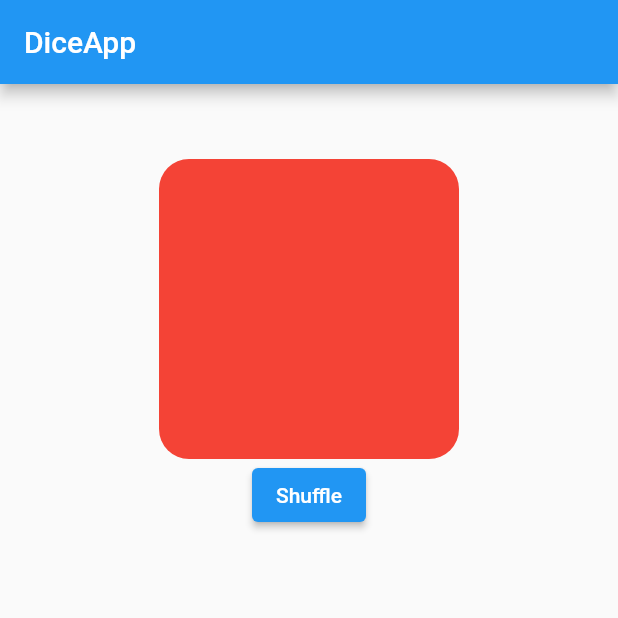
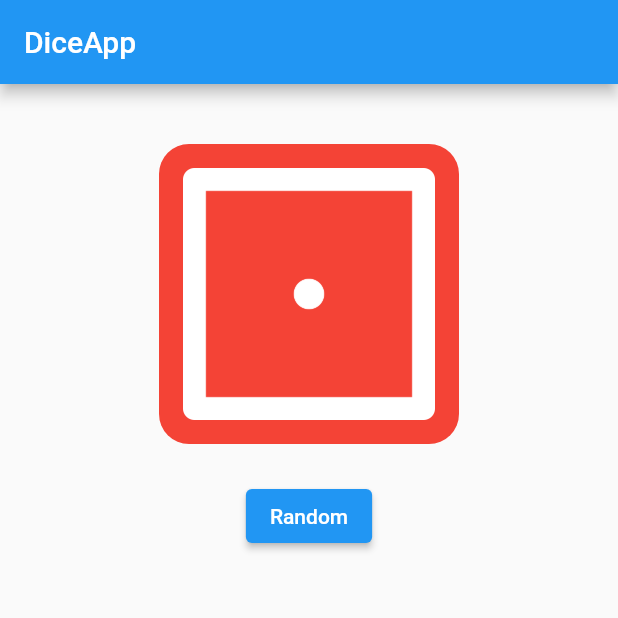
Before and after one commit to fr4nsgallegos/dadosapp, a Flutter app: the screen it shows after launch, on a phone screen of 412 x 824 dp, the top half of it. Run offline on Flutter 3.47's test engine with Material 2 defaults, Android fonts, the phone set to English and light mode, and no system bars.

Commit message:
with random

```diff
--- a/lib/main.dart
+++ b/lib/main.dart
@@ -1,3 +1,5 @@
+import 'dart:math';
+
 import 'package:flutter/material.dart';
 
 void main() {
@@ -17,6 +19,7 @@ class DadosPage extends StatefulWidget {
 }
 
 class _DadosPageState extends State<DadosPage> {
+  int n = 1;
   @override
   Widget build(BuildContext context) {
     return SafeArea(
@@ -30,9 +33,10 @@ class _DadosPageState extends State<DadosPage> {
             crossAxisAlignment: CrossAxisAlignment.center,
             children: [
               SizedBox(
-                height: 50,
+                height: 40,
               ),
               Container(
+                padding: EdgeInsets.all(16),
                 decoration: BoxDecoration(
                   color: Colors.red,
                   // PRIMERA FORMA DE APLICAR BORDE CIRCULAR A CONTAINER
@@ -44,10 +48,19 @@ class _DadosPageState extends State<DadosPage> {
                 ),
                 width: 200,
                 height: 200,
-
-                // child: Image.asset("assets/images/dice1.png"),
+                child: Image.asset("assets/images/dice$n.png"),
               ),
-              ElevatedButton(onPressed: () {}, child: Text("Shuffle"))
+              SizedBox(
+                height: 24,
+              ),
+              ElevatedButton(
+                onPressed: () {
+                  n = Random().nextInt(6) + 1;
+                  print(n);
+                  setState(() {});
+                },
+                child: Text("Random"),
+              ),
             ],
           ),
         ),
```
